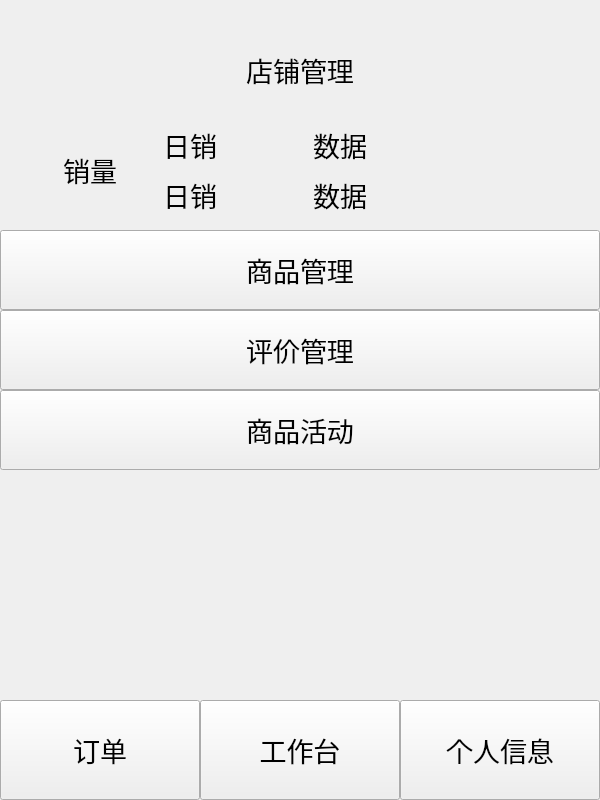
Qt form business/workbench.ui (chichuxwx/Food-delivery-platform) before a commit.
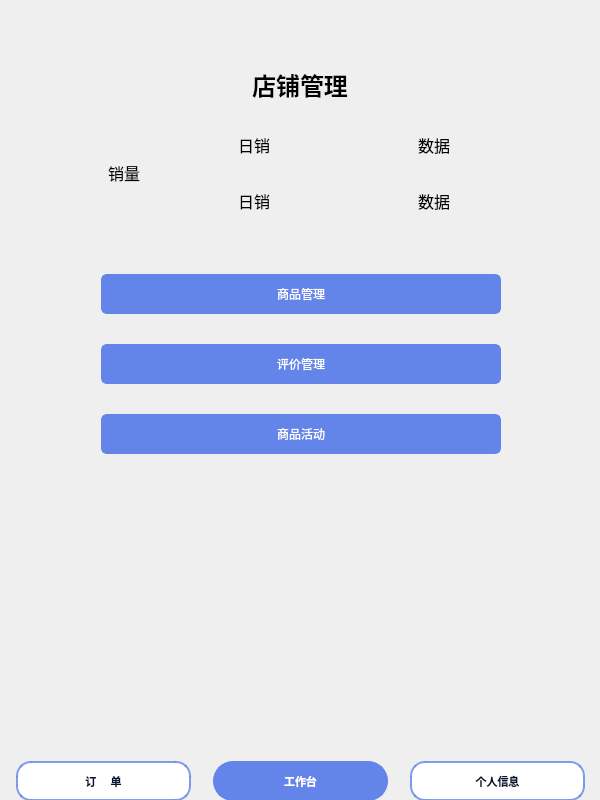
The same form after that commit. Icons and pictures are not drawn.

Diff of the .ui file:
```diff
--- a/business/workbench.ui
+++ b/business/workbench.ui
@@ -25,385 +25,512 @@
   <property name="windowTitle">
    <string>Form</string>
   </property>
+  <property name="windowIcon">
+   <iconset resource="../Image.qrc">
+    <normaloff>:/image/lt_cml.jpg</normaloff>:/image/lt_cml.jpg</iconset>
+  </property>
+  <widget class="QLabel" name="label">
+   <property name="geometry">
+    <rect>
+     <x>0</x>
+     <y>0</y>
+     <width>600</width>
+     <height>800</height>
+    </rect>
+   </property>
+   <property name="styleSheet">
+    <string notr="true">background-image: url(:/image/bg_2.png);</string>
+   </property>
+   <property name="text">
+    <string/>
+   </property>
+  </widget>
+  <widget class="QWidget" name="layoutWidget">
+   <property name="geometry">
+    <rect>
+     <x>0</x>
+     <y>250</y>
+     <width>602</width>
+     <height>231</height>
+    </rect>
+   </property>
+   <layout class="QVBoxLayout" name="verticalLayout">
+    <item alignment="Qt::AlignmentFlag::AlignHCenter">
+     <widget class="QPushButton" name="pushButton_good_man">
+      <property name="minimumSize">
+       <size>
+        <width>400</width>
+        <height>40</height>
+       </size>
+      </property>
+      <property name="maximumSize">
+       <size>
+        <width>400</width>
+        <height>40</height>
+       </size>
+      </property>
+      <property name="font">
+       <font>
+        <pointsize>-1</pointsize>
+       </font>
+      </property>
+      <property name="styleSheet">
+       <string notr="true">QPushButton {
+    background-color: #6384e9; /* 默认背景色，蓝色 */
+    border: 2px solid #6384e9; /* 边框颜色与背景色相同 */
+    border-radius: 6px; /* 圆角 */
+    color: #ffffff; /* 文本颜色，白色 */
+    font-size: 12px;
+}
+
+QPushButton:hover {
+    background-color: #5076c6; /* 悬浮时背景色变深 */
+    border: 2px solid #5076c6; /* 悬浮时边框颜色变深 */
+}
+
+QPushButton:pressed {
+    background-color: #3a5d8f; /* 按下时背景色变得更深 */
+    border-color: #3a5d8f; /* 按下时边框颜色变得更深 */
+    transform: scale(0.95); /* 按下时按钮略微缩小 */
+}
+</string>
+      </property>
+      <property name="text">
+       <string>商品管理</string>
+      </property>
+     </widget>
+    </item>
+    <item alignment="Qt::AlignmentFlag::AlignHCenter">
+     <widget class="QPushButton" name="pushButton_evalute">
+      <property name="minimumSize">
+       <size>
+        <width>400</width>
+        <height>40</height>
+       </size>
+      </property>
+      <property name="maximumSize">
+       <size>
+        <width>400</width>
+        <height>40</height>
+       </size>
+      </property>
+      <property name="font">
+       <font>
+        <pointsize>-1</pointsize>
+       </font>
+      </property>
+      <property name="styleSheet">
+       <string notr="true">QPushButton {
+    background-color: #6384e9; /* 默认背景色，蓝色 */
+    border: 2px solid #6384e9; /* 边框颜色与背景色相同 */
+    border-radius: 6px; /* 圆角 */
+    color: #ffffff; /* 文本颜色，白色 */
+    font-size: 12px;
+}
+
+QPushButton:hover {
+    background-color: #5076c6; /* 悬浮时背景色变深 */
+    border: 2px solid #5076c6; /* 悬浮时边框颜色变深 */
+}
+
+QPushButton:pressed {
+    background-color: #3a5d8f; /* 按下时背景色变得更深 */
+    border-color: #3a5d8f; /* 按下时边框颜色变得更深 */
+    transform: scale(0.95); /* 按下时按钮略微缩小 */
+}
+</string>
+      </property>
+      <property name="text">
+       <string>评价管理</string>
+      </property>
+     </widget>
+    </item>
+    <item alignment="Qt::AlignmentFlag::AlignHCenter">
+     <widget class="QPushButton" name="pushButton_good_act">
+      <property name="minimumSize">
+       <size>
+        <width>400</width>
+        <height>40</height>
+       </size>
+      </property>
+      <property name="maximumSize">
+       <size>
+        <width>400</width>
+        <height>40</height>
+       </size>
+      </property>
+      <property name="font">
+       <font>
+        <pointsize>-1</pointsize>
+       </font>
+      </property>
+      <property name="styleSheet">
+       <string notr="true">QPushButton {
+    background-color: #6384e9; /* 默认背景色，蓝色 */
+    border: 2px solid #6384e9; /* 边框颜色与背景色相同 */
+    border-radius: 6px; /* 圆角 */
+    color: #ffffff; /* 文本颜色，白色 */
+    font-size: 12px;
+}
+
+QPushButton:hover {
+    background-color: #5076c6; /* 悬浮时背景色变深 */
+    border: 2px solid #5076c6; /* 悬浮时边框颜色变深 */
+}
+
+QPushButton:pressed {
+    background-color: #3a5d8f; /* 按下时背景色变得更深 */
+    border-color: #3a5d8f; /* 按下时边框颜色变得更深 */
+    transform: scale(0.95); /* 按下时按钮略微缩小 */
+}
+</string>
+      </property>
+      <property name="text">
+       <string>商品活动</string>
+      </property>
+     </widget>
+    </item>
+   </layout>
+  </widget>
+  <widget class="QWidget" name="layoutWidget_2">
+   <property name="geometry">
+    <rect>
+     <x>0</x>
+     <y>760</y>
+     <width>601</width>
+     <height>42</height>
+    </rect>
+   </property>
+   <layout class="QHBoxLayout" name="horizontalLayout">
+    <item>
+     <widget class="QPushButton" name="pushButton_order">
+      <property name="minimumSize">
+       <size>
+        <width>175</width>
+        <height>40</height>
+       </size>
+      </property>
+      <property name="maximumSize">
+       <size>
+        <width>175</width>
+        <height>40</height>
+       </size>
+      </property>
+      <property name="font">
+       <font>
+        <family>Microsoft YaHei</family>
+        <pointsize>-1</pointsize>
+        <bold>true</bold>
+       </font>
+      </property>
+      <property name="styleSheet">
+       <string notr="true">QPushButton {
+    background-color: #ffffff; /* 默认背景色，白色 */
+    border: 2px solid rgba(99, 132, 233, 0.8); /* 边框颜色 */
+    border-radius: 15px; /* 圆角 */
+    color: #081439; /* 文本颜色，深蓝色 */
+    font-size: 11px;
+}
+
+QPushButton:hover {
+	color: #ffffff;
+    background-color: rgba(99, 132, 233, 0.8); 
+    border: none; /* 悬浮时无边框 */
+}
+
+QPushButton:pressed {
+    background-color: #b0c4de; /* 按下时背景颜色，稍微偏亮的蓝色 */
+    border-color: #4682b4; /* 按下时边框颜色 */
+    transform: scale(0.95); /* 按下时按钮略微缩小 */
+}
+</string>
+      </property>
+      <property name="text">
+       <string>订     单</string>
+      </property>
+     </widget>
+    </item>
+    <item>
+     <widget class="QPushButton" name="pushButton_workbench">
+      <property name="minimumSize">
+       <size>
+        <width>175</width>
+        <height>40</height>
+       </size>
+      </property>
+      <property name="maximumSize">
+       <size>
+        <width>175</width>
+        <height>40</height>
+       </size>
+      </property>
+      <property name="font">
+       <font>
+        <family>Microsoft YaHei</family>
+        <pointsize>-1</pointsize>
+        <bold>true</bold>
+       </font>
+      </property>
+      <property name="styleSheet">
+       <string notr="true">QPushButton {
+    background-color: #6384e9; /* 默认背景色，蓝色 */
+    border: 2px solid #6384e9; /* 边框颜色与背景色相同 */
+    border-radius: 20px; /* 圆角 */
+    color: #ffffff; /* 文本颜色，白色 */
+    font-size: 11px;
+}
+
+QPushButton:hover {
+    background-color: #5076c6; /* 悬浮时背景色变深 */
+    border: 2px solid #5076c6; /* 悬浮时边框颜色变深 */
+}
+
+QPushButton:pressed {
+    background-color: #3a5d8f; /* 按下时背景色变得更深 */
+    border-color: #3a5d8f; /* 按下时边框颜色变得更深 */
+    transform: scale(0.95); /* 按下时按钮略微缩小 */
+}
+</string>
+      </property>
+      <property name="text">
+       <string>工作台</string>
+      </property>
+     </widget>
+    </item>
+    <item>
+     <widget class="QPushButton" name="pushButton_self_inform">
+      <property name="minimumSize">
+       <size>
+        <width>175</width>
+        <height>40</height>
+       </size>
+      </property>
+      <property name="maximumSize">
+       <size>
+        <width>175</width>
+        <height>40</height>
+       </size>
+      </property>
+      <property name="font">
+       <font>
+        <family>Microsoft YaHei</family>
+        <pointsize>-1</pointsize>
+        <bold>true</bold>
+       </font>
+      </property>
+      <property name="styleSheet">
+       <string notr="true">QPushButton {
+    background-color: #ffffff; /* 默认背景色，白色 */
+    border: 2px solid rgba(99, 132, 233, 0.8); /* 边框颜色 */
+    border-radius: 15px; /* 圆角 */
+    color: #081439; /* 文本颜色，深蓝色 */
+    font-size: 11px;
+}
+
+QPushButton:hover {
+	color: #ffffff;
+    background-color: rgba(99, 132, 233, 0.8); 
+    border: none; /* 悬浮时无边框 */
+}
+
+QPushButton:pressed {
+    background-color: #b0c4de; /* 按下时背景颜色，稍微偏亮的蓝色 */
+    border-color: #4682b4; /* 按下时边框颜色 */
+    transform: scale(0.95); /* 按下时按钮略微缩小 */
+}
+</string>
+      </property>
+      <property name="text">
+       <string>个人信息</string>
+      </property>
+     </widget>
+    </item>
+   </layout>
+  </widget>
   <widget class="QLabel" name="label_title">
    <property name="geometry">
     <rect>
      <x>0</x>
-     <y>20</y>
+     <y>60</y>
      <width>600</width>
-     <height>100</height>
+     <height>50</height>
     </rect>
    </property>
    <property name="minimumSize">
     <size>
      <width>600</width>
-     <height>100</height>
+     <height>50</height>
     </size>
    </property>
    <property name="maximumSize">
     <size>
      <width>600</width>
-     <height>100</height>
-    </size>
-   </property>
-   <property name="font">
-    <font>
-     <pointsize>20</pointsize>
-    </font>
-   </property>
-   <property name="text">
-    <string>店铺管理</string>
-   </property>
-   <property name="alignment">
-    <set>Qt::AlignmentFlag::AlignCenter</set>
-   </property>
-  </widget>
-  <widget class="QLabel" name="label_sales">
-   <property name="geometry">
-    <rect>
-     <x>40</x>
-     <y>120</y>
-     <width>100</width>
-     <height>100</height>
-    </rect>
-   </property>
-   <property name="minimumSize">
-    <size>
-     <width>100</width>
-     <height>100</height>
-    </size>
-   </property>
-   <property name="maximumSize">
-    <size>
-     <width>100</width>
-     <height>100</height>
-    </size>
-   </property>
-   <property name="font">
-    <font>
-     <pointsize>20</pointsize>
-    </font>
-   </property>
-   <property name="text">
-    <string>销量</string>
-   </property>
-   <property name="alignment">
-    <set>Qt::AlignmentFlag::AlignCenter</set>
-   </property>
-  </widget>
-  <widget class="QLabel" name="label_sales_day">
-   <property name="geometry">
-    <rect>
-     <x>140</x>
-     <y>120</y>
-     <width>100</width>
      <height>50</height>
-    </rect>
-   </property>
-   <property name="minimumSize">
-    <size>
-     <width>100</width>
-     <height>50</height>
     </size>
    </property>
-   <property name="maximumSize">
-    <size>
-     <width>100</width>
-     <height>49</height>
-    </size>
-   </property>
    <property name="font">
     <font>
-     <pointsize>20</pointsize>
-     <bold>false</bold>
+     <pointsize>16</pointsize>
     </font>
    </property>
    <property name="text">
-    <string>日销</string>
+    <string>&lt;html&gt;&lt;head/&gt;&lt;body&gt;&lt;p&gt;&lt;span style=&quot; font-size:18pt; font-weight:700;&quot;&gt;店铺管理&lt;/span&gt;&lt;/p&gt;&lt;/body&gt;&lt;/html&gt;</string>
    </property>
    <property name="alignment">
     <set>Qt::AlignmentFlag::AlignCenter</set>
    </property>
   </widget>
-  <widget class="QLabel" name="label_sales_month">
+  <widget class="QWidget" name="layoutWidget_3">
    <property name="geometry">
     <rect>
-     <x>140</x>
-     <y>170</y>
-     <width>100</width>
-     <height>50</height>
-    </rect>
-   </property>
-   <property name="minimumSize">
-    <size>
-     <width>100</width>
-     <height>50</height>
-    </size>
-   </property>
-   <property name="maximumSize">
-    <size>
-     <width>100</width>
-     <height>50</height>
-    </size>
-   </property>
-   <property name="font">
-    <font>
-     <pointsize>20</pointsize>
-     <bold>false</bold>
-    </font>
-   </property>
-   <property name="text">
-    <string>日销</string>
-   </property>
-   <property name="alignment">
-    <set>Qt::AlignmentFlag::AlignCenter</set>
-   </property>
-  </widget>
-  <widget class="QLabel" name="label_data_day">
-   <property name="geometry">
-    <rect>
-     <x>240</x>
+     <x>50</x>
      <y>120</y>
-     <width>200</width>
-     <height>50</height>
+     <width>511</width>
+     <height>106</height>
     </rect>
    </property>
-   <property name="minimumSize">
-    <size>
-     <width>200</width>
-     <height>50</height>
-    </size>
-   </property>
-   <property name="maximumSize">
-    <size>
-     <width>200</width>
-     <height>50</height>
-    </size>
-   </property>
-   <property name="font">
-    <font>
-     <pointsize>20</pointsize>
-    </font>
-   </property>
-   <property name="text">
-    <string>数据</string>
-   </property>
-   <property name="alignment">
-    <set>Qt::AlignmentFlag::AlignCenter</set>
-   </property>
-  </widget>
-  <widget class="QPushButton" name="pushButton_good_man">
-   <property name="geometry">
-    <rect>
-     <x>0</x>
-     <y>230</y>
-     <width>600</width>
-     <height>80</height>
-    </rect>
-   </property>
-   <property name="minimumSize">
-    <size>
-     <width>600</width>
-     <height>80</height>
-    </size>
-   </property>
-   <property name="maximumSize">
-    <size>
-     <width>600</width>
-     <height>80</height>
-    </size>
-   </property>
-   <property name="font">
-    <font>
-     <pointsize>20</pointsize>
-    </font>
-   </property>
-   <property name="text">
-    <string>商品管理</string>
-   </property>
-  </widget>
-  <widget class="QPushButton" name="pushButton_good_act">
-   <property name="geometry">
-    <rect>
-     <x>0</x>
-     <y>390</y>
-     <width>600</width>
-     <height>80</height>
-    </rect>
-   </property>
-   <property name="minimumSize">
-    <size>
-     <width>600</width>
-     <height>80</height>
-    </size>
-   </property>
-   <property name="maximumSize">
-    <size>
-     <width>600</width>
-     <height>80</height>
-    </size>
-   </property>
-   <property name="font">
-    <font>
-     <pointsize>20</pointsize>
-    </font>
-   </property>
-   <property name="text">
-    <string>商品活动</string>
-   </property>
-  </widget>
-  <widget class="QPushButton" name="pushButton_evalute">
-   <property name="geometry">
-    <rect>
-     <x>0</x>
-     <y>310</y>
-     <width>600</width>
-     <height>80</height>
-    </rect>
-   </property>
-   <property name="minimumSize">
-    <size>
-     <width>600</width>
-     <height>80</height>
-    </size>
-   </property>
-   <property name="maximumSize">
-    <size>
-     <width>600</width>
-     <height>81</height>
-    </size>
-   </property>
-   <property name="font">
-    <font>
-     <pointsize>20</pointsize>
-    </font>
-   </property>
-   <property name="text">
-    <string>评价管理</string>
-   </property>
-  </widget>
-  <widget class="QLabel" name="label_data_month">
-   <property name="geometry">
-    <rect>
-     <x>240</x>
-     <y>170</y>
-     <width>200</width>
-     <height>50</height>
-    </rect>
-   </property>
-   <property name="minimumSize">
-    <size>
-     <width>200</width>
-     <height>50</height>
-    </size>
-   </property>
-   <property name="maximumSize">
-    <size>
-     <width>200</width>
-     <height>50</height>
-    </size>
-   </property>
-   <property name="font">
-    <font>
-     <pointsize>20</pointsize>
-    </font>
-   </property>
-   <property name="text">
-    <string>数据</string>
-   </property>
-   <property name="alignment">
-    <set>Qt::AlignmentFlag::AlignCenter</set>
-   </property>
-  </widget>
-  <widget class="QPushButton" name="pushButton_order">
-   <property name="geometry">
-    <rect>
-     <x>0</x>
-     <y>700</y>
-     <width>200</width>
-     <height>100</height>
-    </rect>
-   </property>
-   <property name="minimumSize">
-    <size>
-     <width>200</width>
-     <height>100</height>
-    </size>
-   </property>
-   <property name="maximumSize">
-    <size>
-     <width>200</width>
-     <height>30</height>
-    </size>
-   </property>
-   <property name="font">
-    <font>
-     <pointsize>20</pointsize>
-    </font>
-   </property>
-   <property name="text">
-    <string>订单</string>
-   </property>
-  </widget>
-  <widget class="QPushButton" name="pushButton_workbench">
-   <property name="geometry">
-    <rect>
-     <x>200</x>
-     <y>700</y>
-     <width>200</width>
-     <height>100</height>
-    </rect>
-   </property>
-   <property name="minimumSize">
-    <size>
-     <width>200</width>
-     <height>100</height>
-    </size>
-   </property>
-   <property name="maximumSize">
-    <size>
-     <width>200</width>
-     <height>100</height>
-    </size>
-   </property>
-   <property name="font">
-    <font>
-     <pointsize>20</pointsize>
-    </font>
-   </property>
-   <property name="text">
-    <string>工作台</string>
-   </property>
-  </widget>
-  <widget class="QPushButton" name="pushButton_self_inform">
-   <property name="geometry">
-    <rect>
-     <x>400</x>
-     <y>700</y>
-     <width>200</width>
-     <height>100</height>
-    </rect>
-   </property>
-   <property name="minimumSize">
-    <size>
-     <width>200</width>
-     <height>100</height>
-    </size>
-   </property>
-   <property name="maximumSize">
-    <size>
-     <width>200</width>
-     <height>100</height>
-    </size>
-   </property>
-   <property name="font">
-    <font>
-     <pointsize>20</pointsize>
-    </font>
-   </property>
-   <property name="text">
-    <string>个人信息</string>
-   </property>
+   <layout class="QGridLayout" name="gridLayout">
+    <item row="0" column="0" rowspan="2">
+     <widget class="QLabel" name="label_sales">
+      <property name="minimumSize">
+       <size>
+        <width>100</width>
+        <height>100</height>
+       </size>
+      </property>
+      <property name="maximumSize">
+       <size>
+        <width>100</width>
+        <height>100</height>
+       </size>
+      </property>
+      <property name="font">
+       <font>
+        <pointsize>12</pointsize>
+        <bold>false</bold>
+       </font>
+      </property>
+      <property name="text">
+       <string>销量</string>
+      </property>
+      <property name="alignment">
+       <set>Qt::AlignmentFlag::AlignCenter</set>
+      </property>
+     </widget>
+    </item>
+    <item row="0" column="1">
+     <widget class="QLabel" name="label_sales_day">
+      <property name="minimumSize">
+       <size>
+        <width>100</width>
+        <height>50</height>
+       </size>
+      </property>
+      <property name="maximumSize">
+       <size>
+        <width>100</width>
+        <height>49</height>
+       </size>
+      </property>
+      <property name="font">
+       <font>
+        <pointsize>12</pointsize>
+        <bold>false</bold>
+       </font>
+      </property>
+      <property name="text">
+       <string>日销</string>
+      </property>
+      <property name="alignment">
+       <set>Qt::AlignmentFlag::AlignCenter</set>
+      </property>
+     </widget>
+    </item>
+    <item row="0" column="2">
+     <widget class="QLabel" name="label_data_day">
+      <property name="minimumSize">
+       <size>
+        <width>200</width>
+        <height>50</height>
+       </size>
+      </property>
+      <property name="maximumSize">
+       <size>
+        <width>200</width>
+        <height>50</height>
+       </size>
+      </property>
+      <property name="font">
+       <font>
+        <pointsize>12</pointsize>
+        <bold>false</bold>
+       </font>
+      </property>
+      <property name="text">
+       <string>数据</string>
+      </property>
+      <property name="alignment">
+       <set>Qt::AlignmentFlag::AlignCenter</set>
+      </property>
+     </widget>
+    </item>
+    <item row="1" column="1">
+     <widget class="QLabel" name="label_sales_month">
+      <property name="minimumSize">
+       <size>
+        <width>100</width>
+        <height>50</height>
+       </size>
+      </property>
+      <property name="maximumSize">
+       <size>
+        <width>100</width>
+        <height>50</height>
+       </size>
+      </property>
+      <property name="font">
+       <font>
+        <pointsize>12</pointsize>
+        <bold>false</bold>
+       </font>
+      </property>
+      <property name="text">
+       <string>日销</string>
+      </property>
+      <property name="alignment">
+       <set>Qt::AlignmentFlag::AlignCenter</set>
+      </property>
+     </widget>
+    </item>
+    <item row="1" column="2">
+     <widget class="QLabel" name="label_data_month">
+      <property name="minimumSize">
+       <size>
+        <width>200</width>
+        <height>50</height>
+       </size>
+      </property>
+      <property name="maximumSize">
+       <size>
+        <width>200</width>
+        <height>50</height>
+       </size>
+      </property>
+      <property name="font">
+       <font>
+        <pointsize>12</pointsize>
+        <bold>false</bold>
+       </font>
+      </property>
+      <property name="text">
+       <string>数据</string>
+      </property>
+      <property name="alignment">
+       <set>Qt::AlignmentFlag::AlignCenter</set>
+      </property>
+     </widget>
+    </item>
+   </layout>
   </widget>
  </widget>
  <resources/>
```
Left out of the diff: 6 changed lines with no effect on the pictures.
